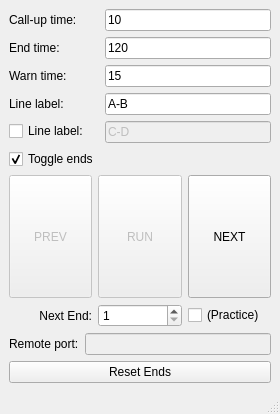
steveicarus/archery-timer, file TimerControlBox.ui: the form before one commit.
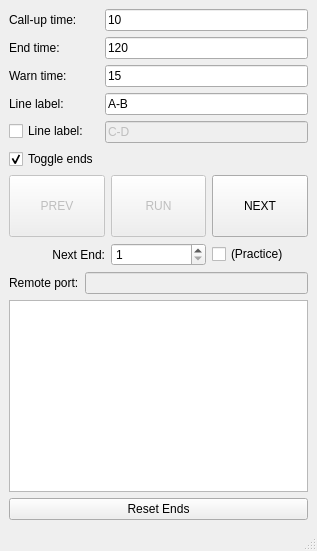
The form after the commit.

Commit message:
Add list of service IP addresses to displays.
In cases where the avahi service is somehow not working, it is
helpful to have the ip addresses visible on the screen. The IP
address can be entered into the app to connect manually.

Patch:
```diff
--- a/TimerControlBox.ui
+++ b/TimerControlBox.ui
@@ -6,8 +6,8 @@
    <rect>
     <x>0</x>
     <y>0</y>
-    <width>280</width>
-    <height>414</height>
+    <width>317</width>
+    <height>551</height>
    </rect>
   </property>
   <property name="sizePolicy">
@@ -283,6 +283,22 @@
         </item>
        </layout>
       </item>
+      <item>
+       <layout class="QHBoxLayout" name="horizontalLayout_4"/>
+      </item>
+      <item>
+       <widget class="QListWidget" name="ip_interface_list">
+        <property name="enabled">
+         <bool>true</bool>
+        </property>
+        <property name="uniformItemSizes">
+         <bool>false</bool>
+        </property>
+        <property name="sortingEnabled">
+         <bool>true</bool>
+        </property>
+       </widget>
+      </item>
       <item>
        <widget class="QPushButton" name="reset_ends_button">
         <property name="text">
```
Left out of the diff: 4 changed lines with no effect on the pictures. The commit also changes 8 other files.
